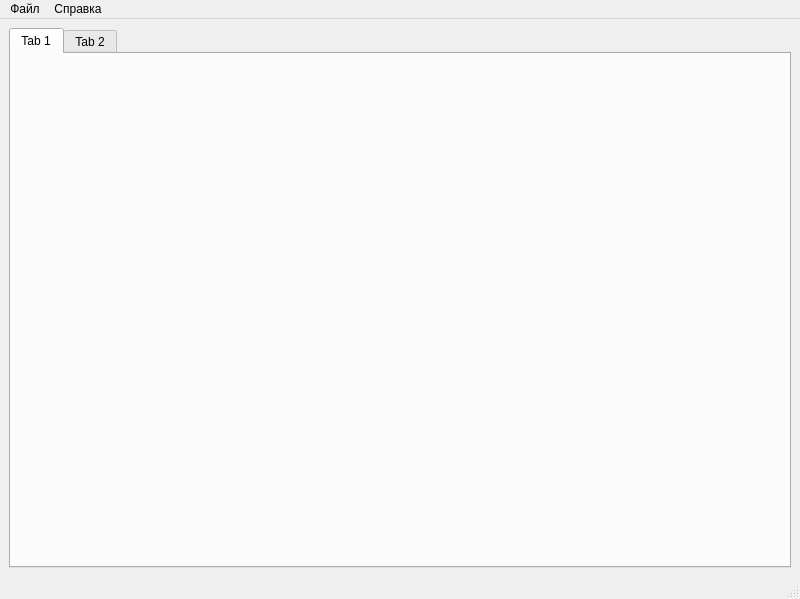
Asmedyanov/SignalViewer_GunTeam, file ui/templateeditor.ui: the form before one commit.
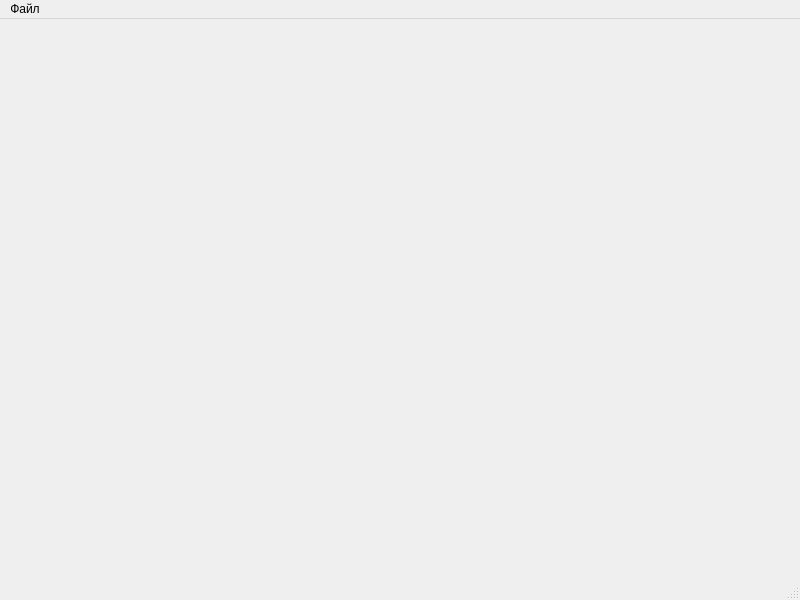
The form after the commit.

Commit message: Исправил баг с шириной окна сглаживания

```diff
--- a/ui/templateeditor.ui
+++ b/ui/templateeditor.ui
@@ -7,41 +7,20 @@
     <x>0</x>
     <y>0</y>
     <width>800</width>
-    <height>599</height>
+    <height>600</height>
    </rect>
   </property>
   <property name="windowTitle">
    <string>Редактор шаблона эксперимента</string>
   </property>
-  <widget class="QWidget" name="centralwidget">
-   <layout class="QVBoxLayout" name="verticalLayout_2">
-    <item>
-     <layout class="QVBoxLayout" name="verticalLayout">
-      <item>
-       <widget class="QTabWidget" name="tabWidget">
-        <widget class="QWidget" name="tab">
-         <attribute name="title">
-          <string>Tab 1</string>
-         </attribute>
-        </widget>
-        <widget class="QWidget" name="tab_2">
-         <attribute name="title">
-          <string>Tab 2</string>
-         </attribute>
-        </widget>
-       </widget>
-      </item>
-     </layout>
-    </item>
-   </layout>
-  </widget>
+  <widget class="QWidget" name="centralwidget"/>
   <widget class="QMenuBar" name="menubar">
    <property name="geometry">
     <rect>
      <x>0</x>
      <y>0</y>
      <width>800</width>
-     <height>26</height>
+     <height>21</height>
     </rect>
    </property>
    <widget class="QMenu" name="menu">
@@ -50,17 +29,8 @@
     </property>
     <addaction name="action_2"/>
     <addaction name="action_3"/>
-    <addaction name="action_4"/>
-    <addaction name="action_5"/>
-   </widget>
-   <widget class="QMenu" name="menu_2">
-    <property name="title">
-     <string>Справка</string>
-    </property>
-    <addaction name="action"/>
    </widget>
    <addaction name="menu"/>
-   <addaction name="menu_2"/>
   </widget>
   <widget class="QStatusBar" name="statusbar"/>
   <action name="action">
```
Left out of the diff: 26 changed lines with no effect on the pictures. The commit also changes 3 other files.
